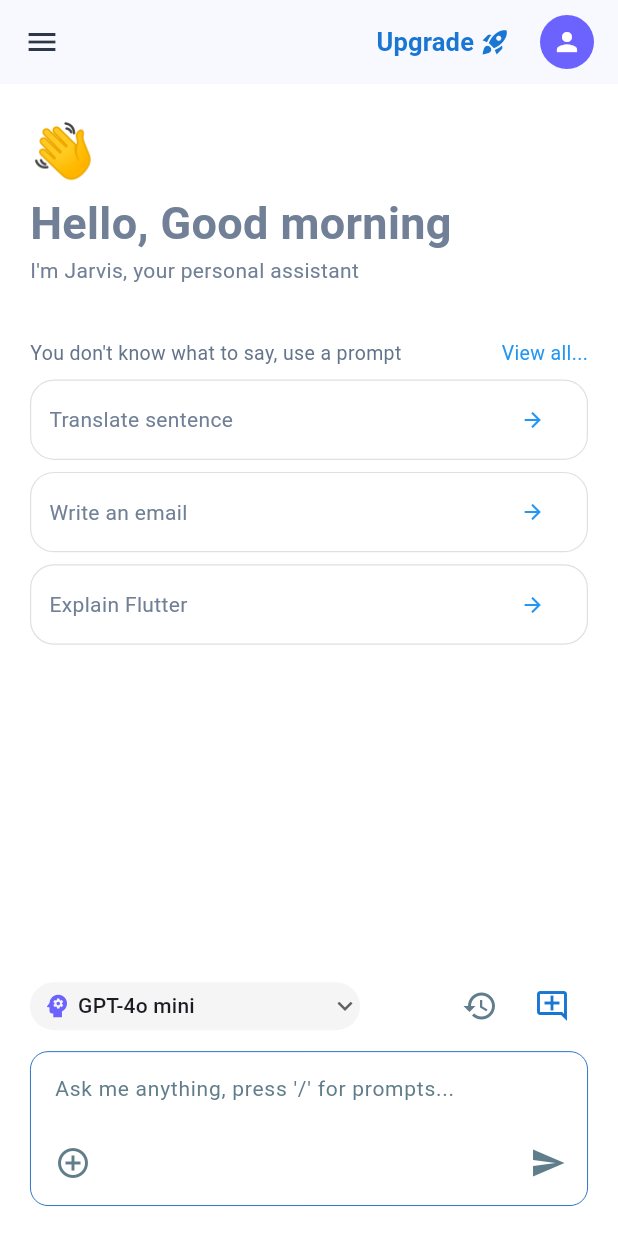
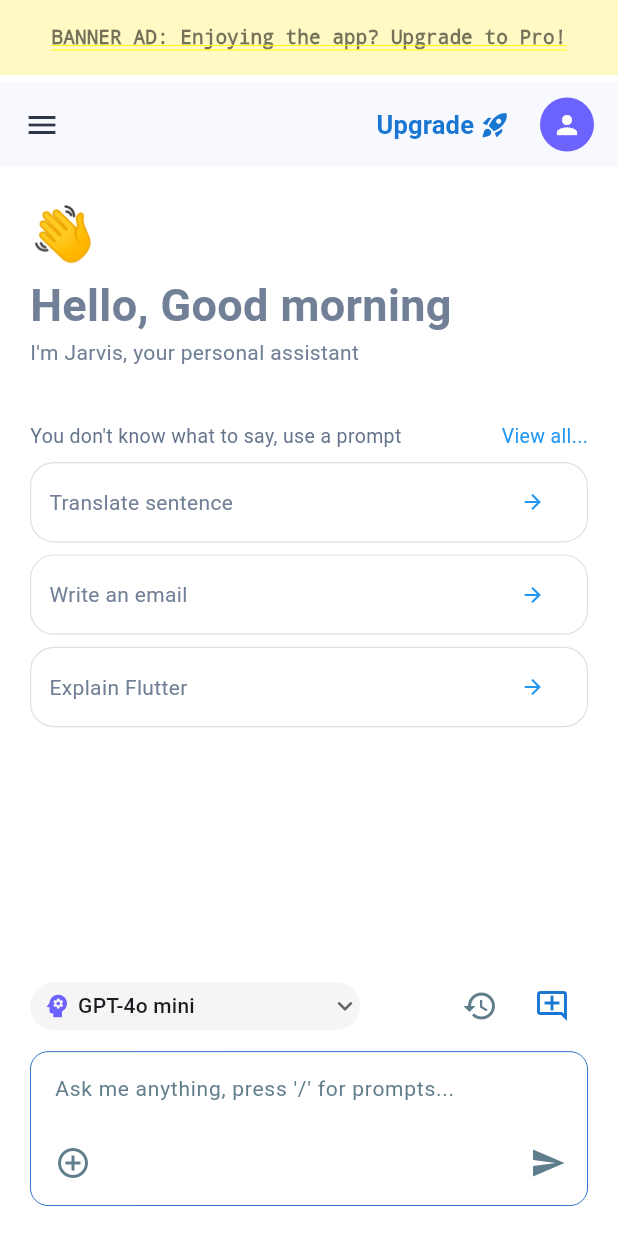
Before and after one commit to ddhuu/AI-Chat-App, a Flutter app: the screen it shows after launch, on a phone screen of 412 x 824 dp. Run offline on Flutter 3.47's test engine with Material 3 defaults, Android fonts, the phone set to English and light mode, and no system bars.

Commit message:
Add Ad manager and update logic of ad

```diff
--- a/lib/main.dart
+++ b/lib/main.dart
@@ -1,3 +1,4 @@
+import 'package:ai_chat_assistant/shared/widgets/ad_manager.dart';
 import 'package:flutter/material.dart';
 import 'core/theme/AppTheme.dart';
 import 'features/chat/ChatPage.dart';
@@ -6,8 +7,27 @@ void main() {
   runApp(const MyApp());
 }
 
-class MyApp extends StatelessWidget {
+class MyApp extends StatefulWidget {
   const MyApp({super.key});
+
+  // Static method to access the global state
+  static _MyAppState of(BuildContext context) => context.findAncestorStateOfType<_MyAppState>()!;
+
+  @override
+  State<MyApp> createState() => _MyAppState();
+}
+
+class _MyAppState extends State<MyApp> {
+  // Global state for user's Pro status
+  bool _isProUser = false;
+
+  void setIsProUser(bool value) {
+    setState(() {
+      _isProUser = value;
+    });
+  }
+
+  bool get isProUser => _isProUser;
 
   @override
   Widget build(BuildContext context) {
@@ -15,7 +35,12 @@ class MyApp extends StatelessWidget {
       title: 'Jarvis AI Chat',
       debugShowCheckedModeBanner: false,
       theme: AppTheme.lightTheme,
-      home: const ChatPage(),
+      // Integrate AdManager as a wrapper for the entire application (home)
+      // This allows AdManager to display Banner Ads outside the main content area
+      home: AdManager(
+        isProUser: _isProUser,
+        child: const ChatPage(),
+      ),
     );
   }
 }
--- /dev/null
+++ b/lib/shared/widgets/ad_manager.dart
@@ -0,0 +1,90 @@
+import 'package:flutter/material.dart';
+
+// This widget simulates a global Ad Manager (e.g., Google AdMob/Facebook Audience Network)
+// It can display a small Banner Ad or trigger an Interstitial Ad (full-screen)
+class AdManager extends StatefulWidget {
+  final Widget child;
+  final bool isProUser; // Flag to check Pro status
+
+  const AdManager({
+    super.key,
+    required this.child,
+    required this.isProUser,
+  });
+
+  // Public method to access and trigger the ad state logic
+  static _AdManagerState? of(BuildContext context) {
+    return context.findAncestorStateOfType<_AdManagerState>();
+  }
+
+  @override
+  State<AdManager> createState() => _AdManagerState();
+}
+
+class _AdManagerState extends State<AdManager> {
+  int _chatCounter = 0;
+  final int _adFrequency = 3; // Show ad after every 3 chat actions
+
+  // Function to simulate showing an Interstitial Ad (full-screen)
+  void showInterstitialAd() {
+    // Pro users skip ads
+    if (widget.isProUser) {
+      return;
+    }
+
+    _chatCounter++;
+
+    if (_chatCounter >= _adFrequency) {
+      // Simulate showing a full-screen ad (using an AlertDialog)
+      Future.delayed(Duration.zero, () {
+        showDialog(
+          context: context,
+          builder: (BuildContext context) {
+            return AlertDialog(
+              title: const Text('Advertisement'),
+              content: const Text(
+                'This is a full-screen ad (Interstitial Ad). Thank you for supporting us!',
+                textAlign: TextAlign.center,
+              ),
+              actions: [
+                TextButton(
+                  onPressed: () => Navigator.of(context).pop(),
+                  child: const Text('Close Ad'),
+                ),
+              ],
+            );
+          },
+        );
+      });
+      _chatCounter = 0; // Reset counter after showing the ad
+    }
+  }
+
+  @override
+  Widget build(BuildContext context) {
+    // If Pro, return child directly (no ads)
+    if (widget.isProUser) {
+      return widget.child;
+    }
+
+    // Non-Pro user: Wrap content with a simulated Banner Ad at the top
+    return Column(
+      children: [
+        // Simulated Banner Ad Placement
+        Container(
+          height: 50,
+          width: double.infinity,
+          color: Colors.yellow.shade100,
+          alignment: Alignment.center,
+          margin: const EdgeInsets.only(bottom: 5),
+          child: const Text(
+            'BANNER AD: Enjoying the app? Upgrade to Pro!',
+            style: TextStyle(color: Colors.black54, fontSize: 13),
+          ),
+        ),
+        // Important: Use Expanded to allow the main content (ChatPage) to fill remaining space
+        Expanded(child: widget.child),
+      ],
+    );
+  }
+}
```
Also changed, not shown: lib/features/chat/ChatPage.dart (+19 -3 lines), lib/features/pricing/pricing_page.dart (+18 -4 lines).
